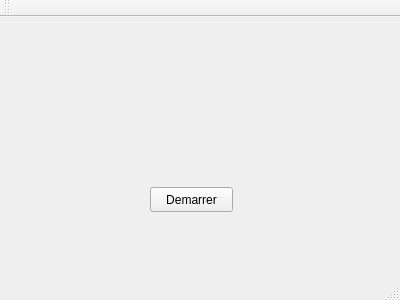
Above: pong.ui from Sassinak/cll12-Pong before the change. Below: the same form after it.
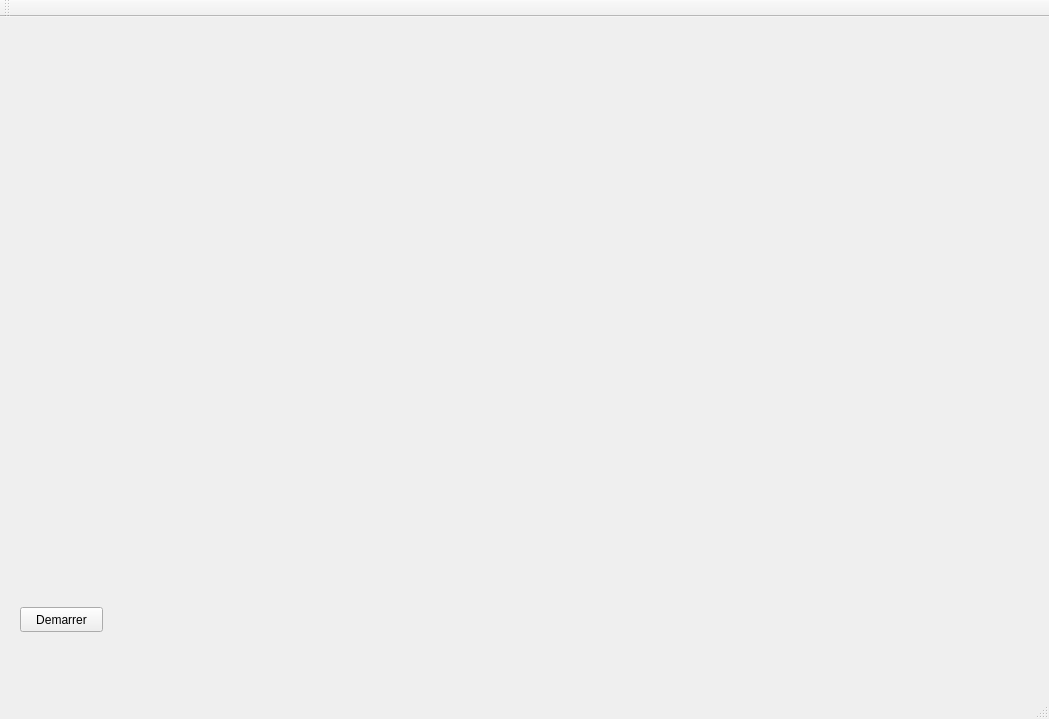
That is the form after the change.

```diff
--- a/pong.ui
+++ b/pong.ui
@@ -6,8 +6,8 @@
    <rect>
     <x>0</x>
     <y>0</y>
-    <width>400</width>
-    <height>300</height>
+    <width>1049</width>
+    <height>719</height>
    </rect>
   </property>
   <property name="windowTitle">
@@ -17,8 +17,8 @@
    <widget class="QPushButton" name="btnStart">
     <property name="geometry">
      <rect>
-      <x>150</x>
-      <y>170</y>
+      <x>20</x>
+      <y>590</y>
       <width>83</width>
       <height>25</height>
      </rect>
```
Left out of the diff: 2 changed lines with no effect on the pictures.
